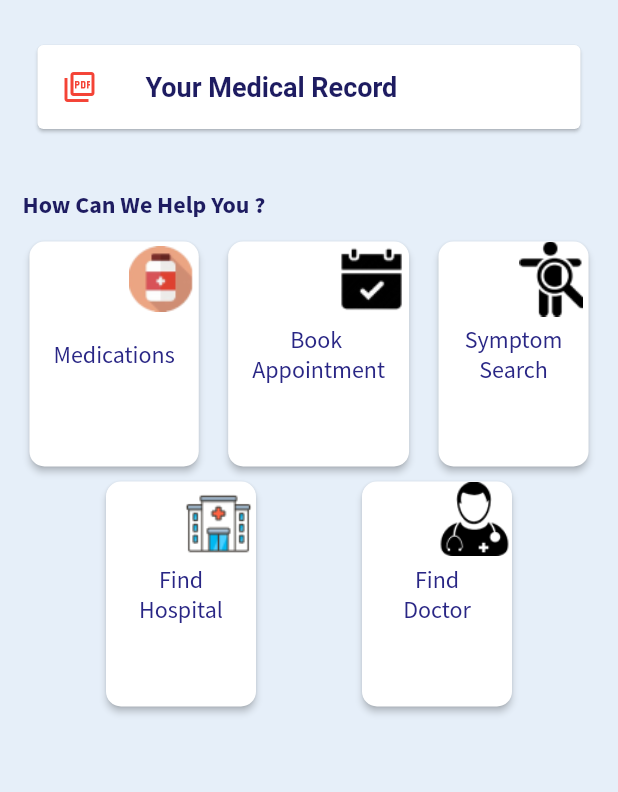
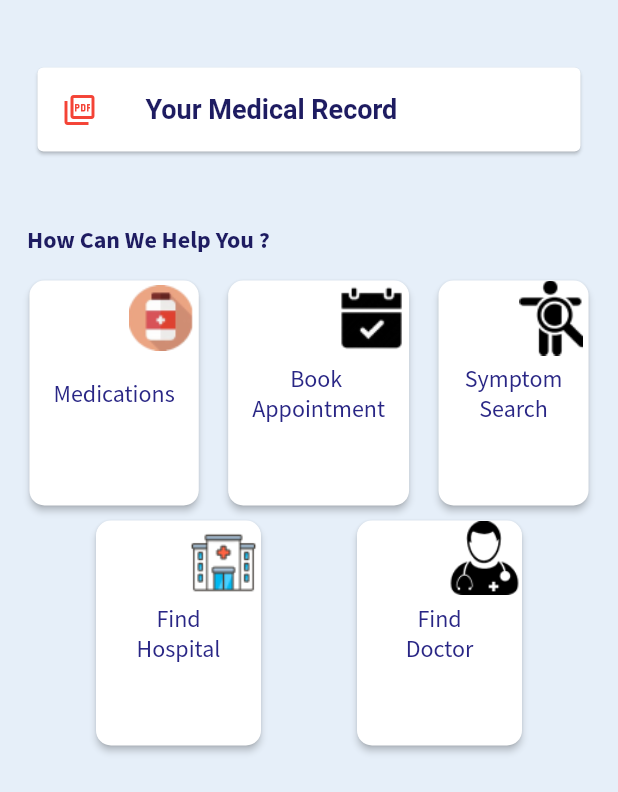
Before and after one commit to josiahjacob/brainnerds, a Flutter app: the HOME widget shown alone on an empty page, opened directly, on a phone screen of 412 x 824 dp. Shown: the top 792 px of the screen. Run offline on Flutter 3.47's test engine with Material 2 defaults, Android fonts, the phone set to English and light mode, and no system bars; our stand-ins replace bottom_navy_bar; Roboto replaces fonts that are missing (Source Sans Pro).

```diff
--- a/lib/Screens/mainhome.dart
+++ b/lib/Screens/mainhome.dart
@@ -15,7 +15,7 @@ class HOME extends StatelessWidget {
         crossAxisAlignment: CrossAxisAlignment.start,
         children: <Widget>[
           SizedBox(
-            height: 20,
+            height: 35,
           ),
           Card(
               margin: EdgeInsets.symmetric(vertical: 10.0, horizontal: 25.0),
@@ -34,10 +34,10 @@ class HOME extends StatelessWidget {
                 ),
               )),
           SizedBox(
-            height: 15,
+            height: 20,
           ),
           Padding(
-            padding: const EdgeInsets.all(15.0),
+            padding: const EdgeInsets.all(18.0),
             child: Text(
               'How Can We Help You ?',
               style: TextStyle(
@@ -213,7 +213,7 @@ class HOME extends StatelessWidget {
             mainAxisAlignment: MainAxisAlignment.spaceEvenly,
             children: <Widget>[
               ButtonTheme(
-                minWidth: 100.0,
+                minWidth: 110.0,
                 height: 150.0,
                 buttonColor: Colors.white,
                 child: Stack(
@@ -268,7 +268,7 @@ class HOME extends StatelessWidget {
                 ),
               ),
               ButtonTheme(
-                minWidth: 100.0,
+                minWidth: 110.0,
                 height: 150.0,
                 buttonColor: Colors.white,
                 child: Stack(
```
Also changed, not shown: lib/Screens/home.dart (+6 -4 lines).
